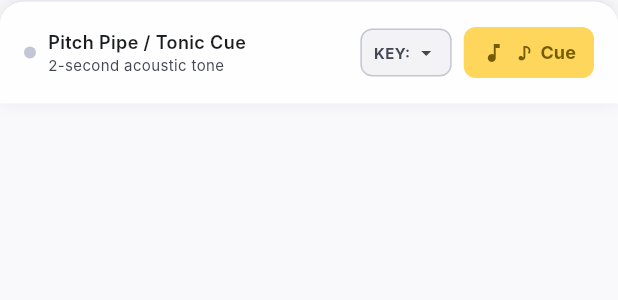
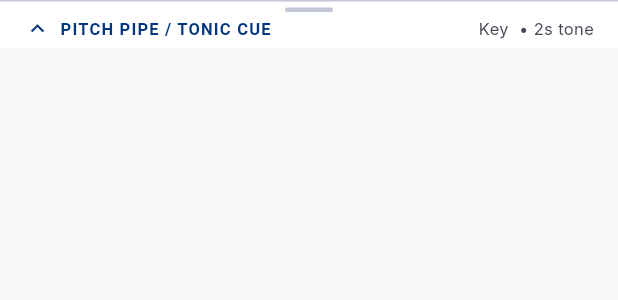
Before and after one commit to James2898/presby-hymns, a Flutter app: the CueBar widget shown alone on an empty page, opened directly with empty values, on a phone screen of 412 x 824 dp. Shown: the top 300 px of the screen. Run offline on Flutter 3.47's test engine with Material 3 defaults, Android fonts, the phone set to English and light mode, and no system bars; our stand-ins replace audioplayers, drift, flutter_riverpod, package_info_plus, shared_preferences, wakelock_plus; accounts and stored records are empty; generated files the repository leaves out were written again; Roboto replaces fonts that are missing (Inter, Space Grotesk).

Commit message:
feat(reader): remove tab icons, enlarge hymn badge, and make cue bar a collapsible drawer

```diff
--- a/lib/features/reader/widgets/cue_bar.dart
+++ b/lib/features/reader/widgets/cue_bar.dart
@@ -22,6 +22,7 @@ class _CueBarState extends State<CueBar> {
   final AudioPlayer _player = AudioPlayer();
   StreamSubscription? _playerSub;
   bool _isPlaying = false;
+  bool _isExpanded = false;
 
   @override
   void initState() {
@@ -145,24 +146,79 @@ class _CueBarState extends State<CueBar> {
 
   @override
   Widget build(BuildContext context) {
+    const primaryColor = Color(0xFF00357F);
+
     return Container(
+      decoration: const BoxDecoration(
+        color: Colors.white,
+        border: Border(
+          top: BorderSide(color: Color(0xFFC3C6D5), width: 1),
+        ),
+      ),
+      child: SafeArea(
+        top: false,
+        child: Column(
+          mainAxisSize: MainAxisSize.min,
+          children: [
+            // Collapsible Drawer Handle + Header
+            InkWell(
+              onTap: () => setState(() => _isExpanded = !_isExpanded),
+              child: Padding(
+                padding: const EdgeInsets.fromLTRB(16, 4, 16, 4),
+                child: Column(
+                  mainAxisSize: MainAxisSize.min,
+                  children: [
+                    Container(
+                      width: 32,
+                      height: 3,
                       decoration: BoxDecoration(
-        color: Colors.white.withValues(alpha: 0.95),
-        borderRadius: const BorderRadius.vertical(top: Radius.circular(16)),
-        border: Border(
-          top: BorderSide(color: const Color(0xFFC3C6D5).withValues(alpha: 0.4)),
+                        color: const Color(0xFFC3C6D5),
+                        borderRadius: BorderRadius.circular(2),
                       ),
-        boxShadow: const [
-          BoxShadow(
-            color: Color(0x14000000),
-            blurRadius: 10,
-            offset: Offset(0, -2),
+                    ),
+                    const SizedBox(height: 2),
+                    Row(
+                      mainAxisAlignment: MainAxisAlignment.spaceBetween,
+                      children: [
+                        Row(
+                          children: [
+                            Icon(
+                              _isExpanded ? Icons.expand_more : Icons.expand_less,
+                              size: 18,
+                              color: primaryColor,
+                            ),
+                            const SizedBox(width: 6),
+                            const Text(
+                              'PITCH PIPE / TONIC CUE',
+                              style: TextStyle(
+                                fontFamily: 'Space Grotesk',
+                                fontSize: 11,
+                                fontWeight: FontWeight.w700,
+                                letterSpacing: 0.8,
+                                color: primaryColor,
+                              ),
                             ),
                           ],
                         ),
-      padding: const EdgeInsets.symmetric(horizontal: 16, vertical: 10),
-      child: SafeArea(
-        top: false,
+                        Text(
+                          'Key $_effectiveCueKey • 2s tone',
+                          style: const TextStyle(
+                            fontFamily: 'Inter',
+                            fontSize: 11,
+                            color: Color(0xFF434653),
+                          ),
+                        ),
+                      ],
+                    ),
+                  ],
+                ),
+              ),
+            ),
+
+            if (_isExpanded) ...[
+              const Divider(height: 1, thickness: 1, color: Color(0xFFE8E8EA)),
+              Padding(
+                padding: const EdgeInsets.symmetric(horizontal: 16, vertical: 8),
                 child: Row(
                   mainAxisAlignment: MainAxisAlignment.spaceBetween,
                   children: [
@@ -271,6 +327,10 @@ class _CueBarState extends State<CueBar> {
                   ],
                 ),
               ),
+            ],
+          ],
+        ),
+      ),
     );
   }
 }
```
Also changed, not shown: lib/features/reader/widgets/reader_header.dart (+2 -17 lines), lib/features/reader/widgets/reader_metadata_card.dart (+4 -4 lines), 1 other file. Lines whose indentation alone changed are shown as unchanged.
